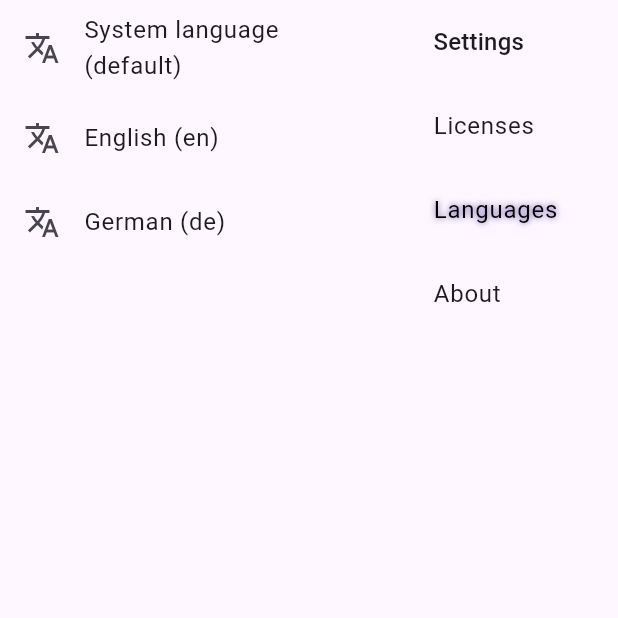
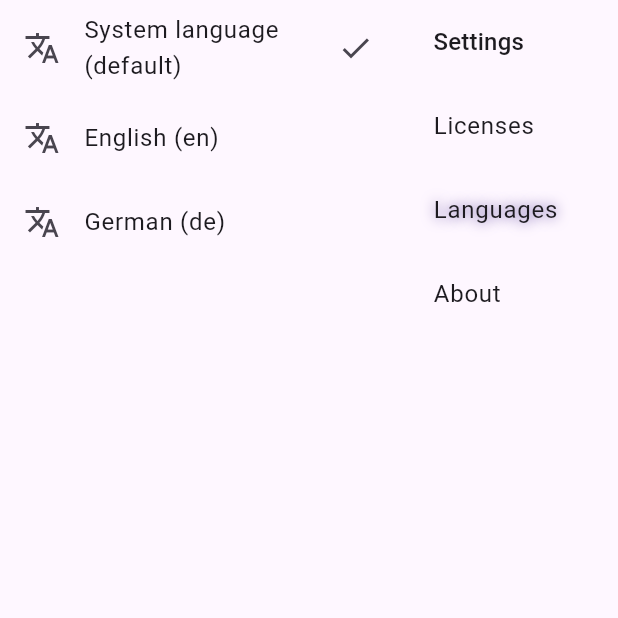
Before and after one commit to jerebub/4dTodo, a Flutter app: the SettingsViewerPage screen opened directly, after a tap on "4D Todo", after a tap on "Languages", on a phone screen of 412 x 824 dp, the top half of it. Run offline on Flutter 3.47's test engine with Material 3 defaults, Android fonts, the phone set to English and light mode, and no system bars; our stand-ins replace fluttertoast, shared_preferences, sqflite_common_ffi; accounts and stored records are empty; generated files the repository leaves out were written again.

Commit message:
finalized language support

```diff
--- a/four_dimensional_todo/lib/l10n/app_de.arb
+++ b/four_dimensional_todo/lib/l10n/app_de.arb
@@ -148,5 +148,9 @@
     "german": "Deutsch (de)",
     "@german": {
         "description": "Deutsche Sprache auswählen"
+    },
+    "restartAppToast": "Bitte starte die App neu, um die Änderungen zu übernehmen",
+    "@restartAppToast": {
+        "description": "Text, der angezeigt wird, wenn die App neu gestartet werden muss."
     }
 }
--- a/four_dimensional_todo/lib/l10n/app_en.arb
+++ b/four_dimensional_todo/lib/l10n/app_en.arb
@@ -148,5 +148,9 @@
     "german": "German (de)",
     "@german": {
         "description": "Name of the German language"
+    },
+    "restartAppToast": "Please restart the app to apply the changes",
+    "@restartAppToast": {
+        "description": "Text that is shown as a toast message when the user changes the language"
     }
 }
--- a/four_dimensional_todo/lib/main.dart
+++ b/four_dimensional_todo/lib/main.dart
@@ -6,6 +6,7 @@ import 'package:flutter/material.dart';
 import 'package:four_dimensional_todo/archivePages/archive_view_page.dart';
 import 'package:four_dimensional_todo/settingPages/setting_view_page.dart';
 import 'package:path/path.dart';
+import 'package:shared_preferences/shared_preferences.dart';
 import 'package:sqflite_common_ffi/sqflite_ffi.dart';
 import 'package:flutter_gen/gen_l10n/app_localizations.dart';
 
@@ -27,27 +28,26 @@ void main() async {
       'CREATE TABLE todos(id INTEGER PRIMARY KEY, title TEXT, description TEXT, done INTEGER, archived INTEGER, creationDate TEXT, dueDate TEXT, eisenhowerMatrixCategory TEXT)',
     );
   }, version: 1);
-  runApp(const MyApp());
+  final SharedPreferences prefs = await SharedPreferences.getInstance();
+  runApp( MyApp(preferences: prefs,));
 }
 
 class MyApp extends StatelessWidget {
-  const MyApp({super.key});
-
+  const MyApp({super.key, required this.preferences});
+  final SharedPreferences preferences;
   @override
   Widget build(BuildContext context) {
+    String? local = preferences.getString('local');
     return ChangeNotifierProvider(
-      create: (BuildContext context) => MyAppState(),
+      create: (BuildContext context) => MyAppState(prefs: preferences),
       child: MaterialApp(
         localizationsDelegates: AppLocalizations.localizationsDelegates,
         supportedLocales: AppLocalizations.supportedLocales,
+        locale: local != null && local != 'default' ? Locale(local) : null,
         onGenerateTitle:(context) => AppLocalizations.of(context)!.appTitle,
         theme: ThemeData.light(),
         darkTheme: ThemeData.dark(),
         themeMode: ThemeMode.system,
-        // theme: ThemeData(
-        //   colorScheme: ColorScheme.fromSeed(seedColor: Colors.deepPurple),
-        //   useMaterial3: true,
-        // ),
         home: Builder(
           builder: (context) {
             return MyHomePage(title: AppLocalizations.of(context)!.appTitle);
@@ -62,6 +62,9 @@ class MyAppState extends ChangeNotifier {
   // write stuff in here needed for the general businesslogic of the app
   var todoList = <TodoElement>[];
   var archivedTodoList = <TodoElement>[];
+  final SharedPreferences prefs;
+
+  MyAppState({required this.prefs});
 
   TodoElement getTodoElementFromMap(Map map) {
     return TodoElement(
--- a/four_dimensional_todo/lib/settingPages/language_viewer_page.dart
+++ b/four_dimensional_todo/lib/settingPages/language_viewer_page.dart
@@ -1,26 +1,45 @@
 import 'package:flutter/material.dart';
 import 'package:flutter_gen/gen_l10n/app_localizations.dart';
+import 'package:fluttertoast/fluttertoast.dart';
+import 'package:four_dimensional_todo/main.dart';
+import 'package:provider/provider.dart';
 
 class LanguageViewerPage extends StatelessWidget {
-  const LanguageViewerPage({super.key});
+  LanguageViewerPage({super.key});
+
+  final ftoast = FToast();
 
   @override
   Widget build(BuildContext context) {
+    ftoast.init(context);
+    var appState = context.read<MyAppState>();
+    var prefs = appState.prefs;
+    var selectedLanguage = prefs.getString('local') ?? 'default';
     Map<String, String> availableLanguages = {
       AppLocalizations.of(context)!.systemLanguage: 'default',
       AppLocalizations.of(context)!.english: 'en',
       AppLocalizations.of(context)!.german: 'de',
     };
-    List<ListTile> languageTiles = [for (var language in availableLanguages.keys)
+    List<ListTile> languageTiles = [
+      for (var language in availableLanguages.keys)
         ListTile(
           title: Text(language),
           leading: Icon(Icons.translate),
+          trailing: selectedLanguage == availableLanguages[language]
+              ? Icon(Icons.check)
+              : null,
           shape: RoundedRectangleBorder(
             borderRadius: BorderRadius.circular(10),
           ),
           onTap: () {
+            prefs.setString('local', availableLanguages[language]!);
+            ftoast.showToast(
+                child: Text(AppLocalizations.of(context)!.restartAppToast),
+                gravity: ToastGravity.BOTTOM,
+                toastDuration: Duration(seconds: 3));
           },
-            ), ];
+        ),
+    ];
 
     return Scaffold(
       body: ListView.builder(
--- a/four_dimensional_todo/lib/settingPages/setting_view_page.dart
+++ b/four_dimensional_todo/lib/settingPages/setting_view_page.dart
@@ -14,7 +14,7 @@ class SettingsViewerPage extends StatefulWidget {
 
 class _SettingsViewerPageState extends State<SettingsViewerPage> {
   var selectedIndex = 0;
-  static const List<Widget> pages = [
+  static List<Widget> pages = [
     PackagesViewerPage(),
     LanguageViewerPage(), //LanguageViewerPage(title: 'Language'),
     AboutViewerPage(),
@@ -24,12 +24,11 @@ class _SettingsViewerPageState extends State<SettingsViewerPage> {
   @override
   Widget build(BuildContext context) {
     TextStyle selectedStyle = TextStyle(
-    color: Colors.black,
     shadows: [
       Shadow(
         color: Theme.of(context).colorScheme.primary,
         offset: Offset(0, 0),
-        blurRadius: 5,
+        blurRadius: 10,
       ),
     ],
   );
--- a/four_dimensional_todo/pubspec.yaml
+++ b/four_dimensional_todo/pubspec.yaml
@@ -13,6 +13,7 @@ dependencies:
   flutter_localizations:
     sdk: flutter
 
+  fluttertoast: ^8.2.10
   intl: ^0.19.0
   path: ^1.9.0
   provider: ^6.0.0
```
Also changed, not shown: four_dimensional_todo/pubspec.lock, 2 other files. Lines whose indentation alone changed are shown as unchanged.
